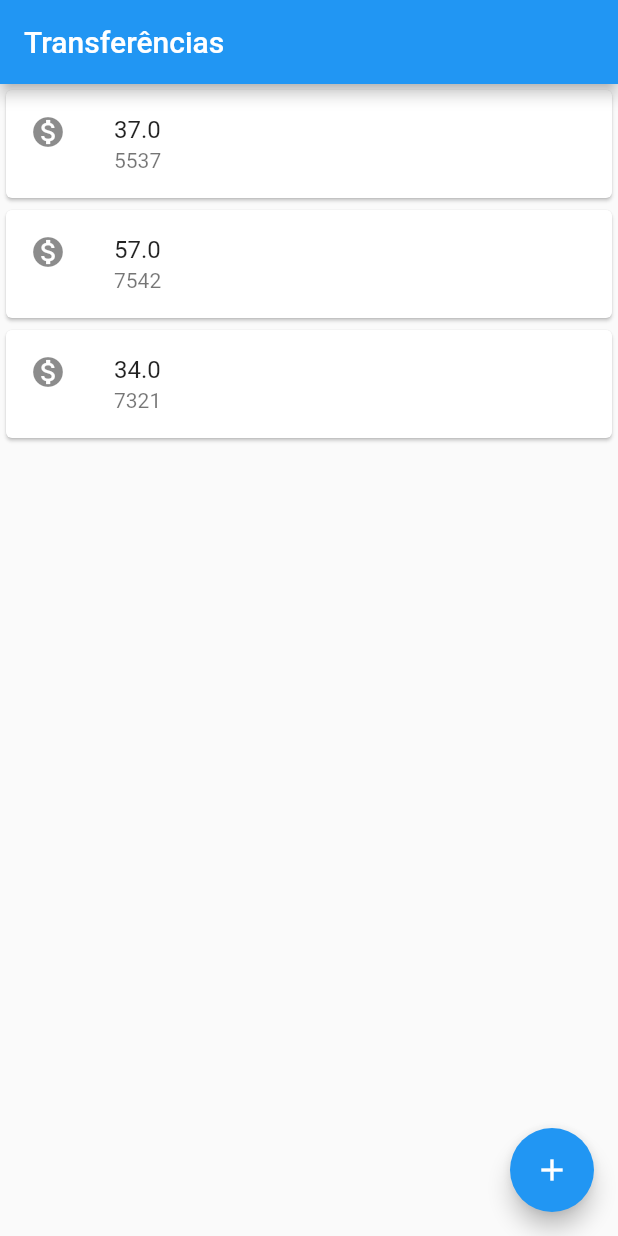
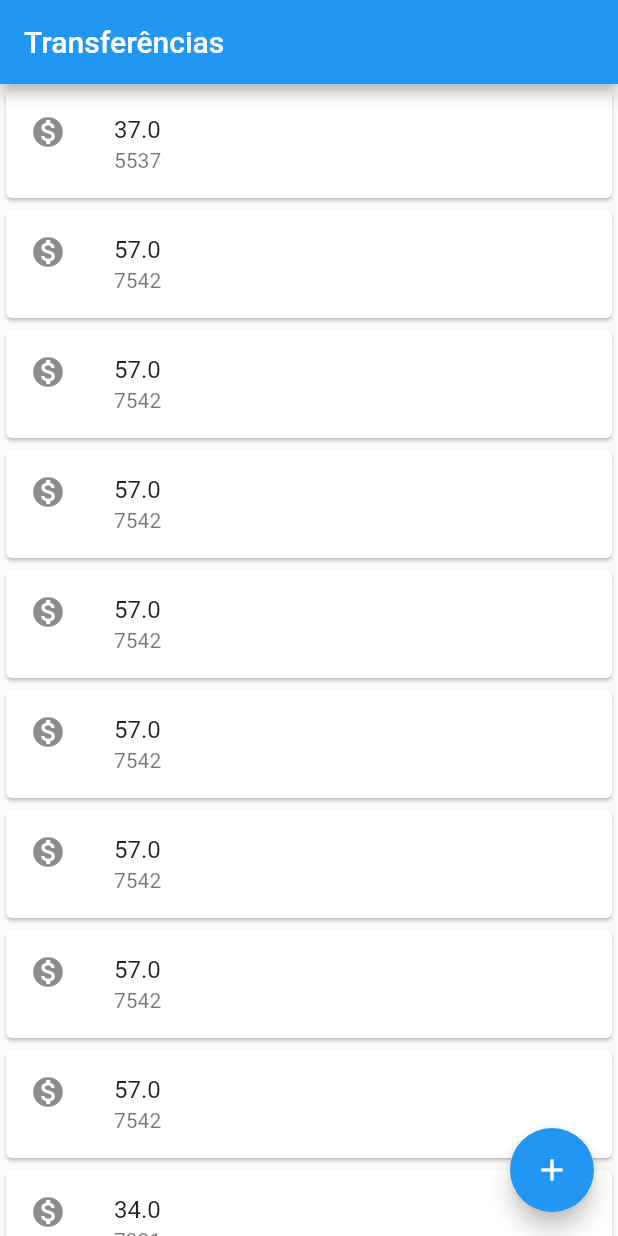
Before and after one commit to Mr-Sena/bytebank, a Flutter app: the screen it shows after launch, on a phone screen of 412 x 824 dp. Run offline on Flutter 3.47's test engine with Material 2 defaults, Android fonts, the phone set to English and light mode, and no system bars.

```diff
--- /dev/null
+++ b/Note/Widgets/ScollColumn.txt
@@ -0,0 +1,5 @@
+Sua utilização substitui o column quando o número de linhas/itens ultrapassa a capacidade de exibição na tela.
+O que por conseguinte acaba trunchando a visualização somente com os elementos que estiverem presente na primeira
+parte da amostra.
+
+O seguinte Widget promove uma scollagem de página, e promove a navegabilidade entre todas as linhas/itens da tela.
--- a/Workspace/bytebank/lib/main.dart
+++ b/Workspace/bytebank/lib/main.dart
@@ -67,7 +67,7 @@ class FormularioTransferencias extends StatelessWidget {
       Navigator.pop(context, transferenciaCriada);
       debugPrint('Criando tranferência...');
       /// Obs importante sobre o Navigator: push sobrepõe um Widget/tela sobre o outro e .pop retira esse Widget/tela e volta pra página anterior.
-      /// Nesse caso, além disso, ele também devolve o atributo transferência criada, fazendo o trafego de algums informações.
+      /// Nesse caso, além disso, ele também devolve o atributo transferenciaCriada, fazendo o trafego de algums informações.
     }
 
   }
@@ -116,10 +116,17 @@ class ListaTransferencias extends StatelessWidget {
   Widget build(BuildContext context) {
     return Scaffold(
       appBar: AppBar(title: Text('Transferências'),), //Barra do app - Extende uma faixa horizontal na parte superior, Com o nome 'Transferências'
-      body: Column(
+      body: ListView(
         children: <Widget>[
 
           ItemTransferencia(Transferencia(37.00, 5537)),
+          ItemTransferencia(Transferencia(57.00, 7542)),
+          ItemTransferencia(Transferencia(57.00, 7542)),
+          ItemTransferencia(Transferencia(57.00, 7542)),
+          ItemTransferencia(Transferencia(57.00, 7542)),
+          ItemTransferencia(Transferencia(57.00, 7542)),
+          ItemTransferencia(Transferencia(57.00, 7542)),
+          ItemTransferencia(Transferencia(57.00, 7542)),
           ItemTransferencia(Transferencia(57.00, 7542)),
           ItemTransferencia(Transferencia(34.00, 7321)),
 
@@ -135,7 +142,7 @@ class ListaTransferencias extends StatelessWidget {
           ///Implementação: Fazer o gerenciamento dos respectivos Widgets, utilizar o recurso do Material App para fazer o direcionamento entre pags.
 
 
-          final Future future = Navigator.push(context, MaterialPageRoute(builder: (context) {
+          final Future<Transferencia?> future = Navigator.push(context, MaterialPageRoute(builder: (context) {
             return FormularioTransferencias();
           }
           ));
```
Also changed, not shown: Note/Widgets/ListView.txt (added, +9 -0 lines).
